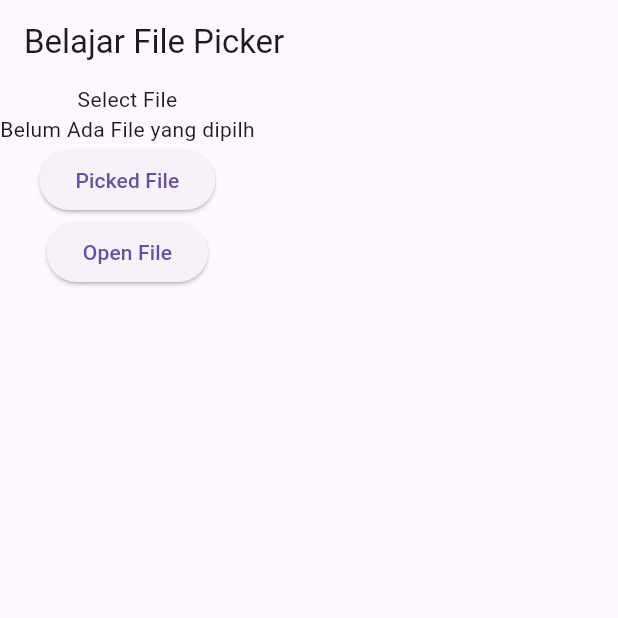
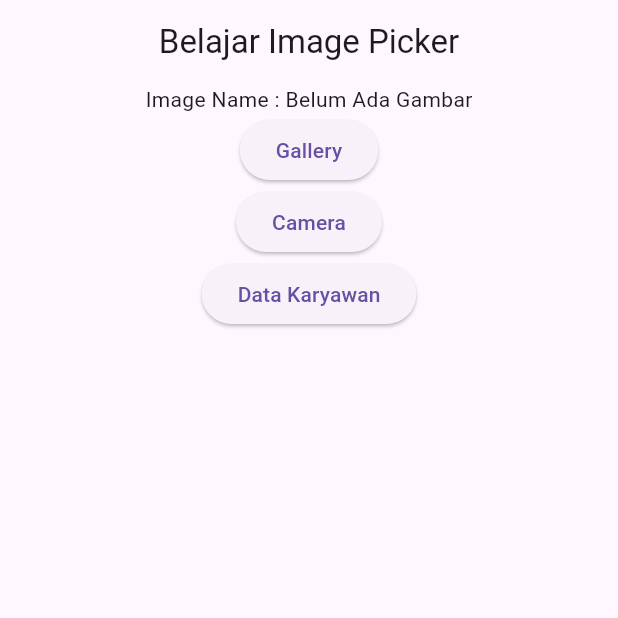
Before and after one commit to rakafajars/kampus-merdeka-batch-6, a Flutter app: the screen it shows after launch, on a phone screen of 412 x 824 dp, the top half of it. Run offline on Flutter 3.47's test engine with Material 3 defaults, Android fonts, the phone set to English and light mode, and no system bars; our stand-ins replace file_picker, flutter_colorpicker, google_fonts, image_picker, open_filex.

Commit message:
Global Image Picker

```diff
--- a/lib/balajar_color_picker.dart
+++ b/lib/balajar_color_picker.dart
@@ -11,6 +11,8 @@ class BelajarColorPicker extends StatefulWidget {
 }
 
 class _BelajarColorPickerState extends State<BelajarColorPicker> {
+
+
   @override
   Widget build(BuildContext context) {
     return Scaffold(
--- /dev/null
+++ b/lib/belajar_image_picker.dart
@@ -0,0 +1,104 @@
+import 'dart:io';
+
+import 'package:flutter/material.dart';
+import 'package:flutter_application_2/constant/gallery_image_picker_constant.dart';
+import 'package:flutter_application_2/halaman_karyawan.dart';
+import 'package:image_picker/image_picker.dart';
+
+class BelajarImagePicker extends StatefulWidget {
+  const BelajarImagePicker({super.key});
+
+  @override
+  State<BelajarImagePicker> createState() => _BelajarImagePickerState();
+}
+
+class _BelajarImagePickerState extends State<BelajarImagePicker> {
+  // final ImagePicker picker = ImagePicker();
+
+  XFile? xFile;
+
+  // void openCameraGallery({
+  //   required bool isCamera,
+  // }) async {
+  //   final result = await picker.pickImage(
+  //     source: isCamera ? ImageSource.camera : ImageSource.gallery,
+  //   );
+
+  //   if (result == null) {
+  //     return;
+  //   }
+
+  //   xFile = result;
+
+  //   setState(() {});
+  // }
+
+  @override
+  Widget build(BuildContext context) {
+    return Scaffold(
+      appBar: AppBar(
+        title: const Text('Belajar Image Picker'),
+        centerTitle: true,
+      ),
+      body: Center(
+        child: Column(
+          children: [
+            Text('Image Name : ${xFile?.path ?? "Belum Ada Gambar"}'),
+            xFile?.path != null
+                ? Image.file(
+                    File(xFile?.path ?? ""),
+                  )
+                : const SizedBox(),
+            ElevatedButton(
+              onPressed: () async {
+                final result =
+                    await GalleryImagePickerConstant.openCameraGalleryGlobal(
+                  isCamera: false,
+                );
+
+                if (result != null) {
+                  xFile = result;
+                  setState(() {});
+                }
+              },
+              child: const Text(
+                'Gallery',
+              ),
+            ),
+            ElevatedButton(
+              onPressed: () async {
+                final result =
+                    await GalleryImagePickerConstant.openCameraGalleryGlobal(
+                  isCamera: true,
+                );
+
+                if (result != null) {
+                  xFile = result;
+                  setState(() {});
+                }
+              },
+              child: const Text(
+                'Camera',
+              ),
+            ),
+            ElevatedButton(
+              onPressed: () async {
+                Navigator.push(
+                  context,
+                  MaterialPageRoute(
+                    builder: (context) {
+                      return HalamanKaryawan();
+                    },
+                  ),
+                );
+              },
+              child: const Text(
+                'Data Karyawan',
+              ),
+            ),
+          ],
+        ),
+      ),
+    );
+  }
+}
--- /dev/null
+++ b/lib/constant/gallery_image_picker_constant.dart
@@ -0,0 +1,15 @@
+import 'package:image_picker/image_picker.dart';
+
+class GalleryImagePickerConstant {
+  static Future<XFile?> openCameraGalleryGlobal({
+    required bool isCamera,
+  }) async {
+    final ImagePicker picker = ImagePicker();
+
+    final result = await picker.pickImage(
+      source: isCamera ? ImageSource.camera : ImageSource.gallery,
+    );
+
+    return result!;
+  }
+}
--- a/lib/main.dart
+++ b/lib/main.dart
@@ -1,6 +1,7 @@
 import 'package:flutter/material.dart';
 import 'package:flutter_application_2/balajar_color_picker.dart';
 import 'package:flutter_application_2/belajar_file_picker.dart';
+import 'package:flutter_application_2/belajar_image_picker.dart';
 import 'package:intl/date_symbol_data_local.dart';
 
 Color currentColor = Colors.orange;
@@ -36,7 +37,7 @@ class _MyAppState extends State<MyApp> {
       title: 'Flutter Demo',
       darkTheme: ThemeData.dark(), // standard dark theme
       themeMode: _themeMode,
-      home: const BelajarFilePicker(),
+      home: const BelajarImagePicker(),
     );
   }
 
--- a/pubspec.yaml
+++ b/pubspec.yaml
@@ -40,6 +40,7 @@ dependencies:
   flutter_colorpicker: ^1.0.3
   file_picker: ^8.0.0+1
   open_filex: ^4.4.0
+  image_picker: ^1.0.7
 
 dev_dependencies:
   flutter_test:
```
Also changed, not shown: lib/halaman_karyawan.dart (added, +67 -0 lines), pubspec.lock, 5 other files.
